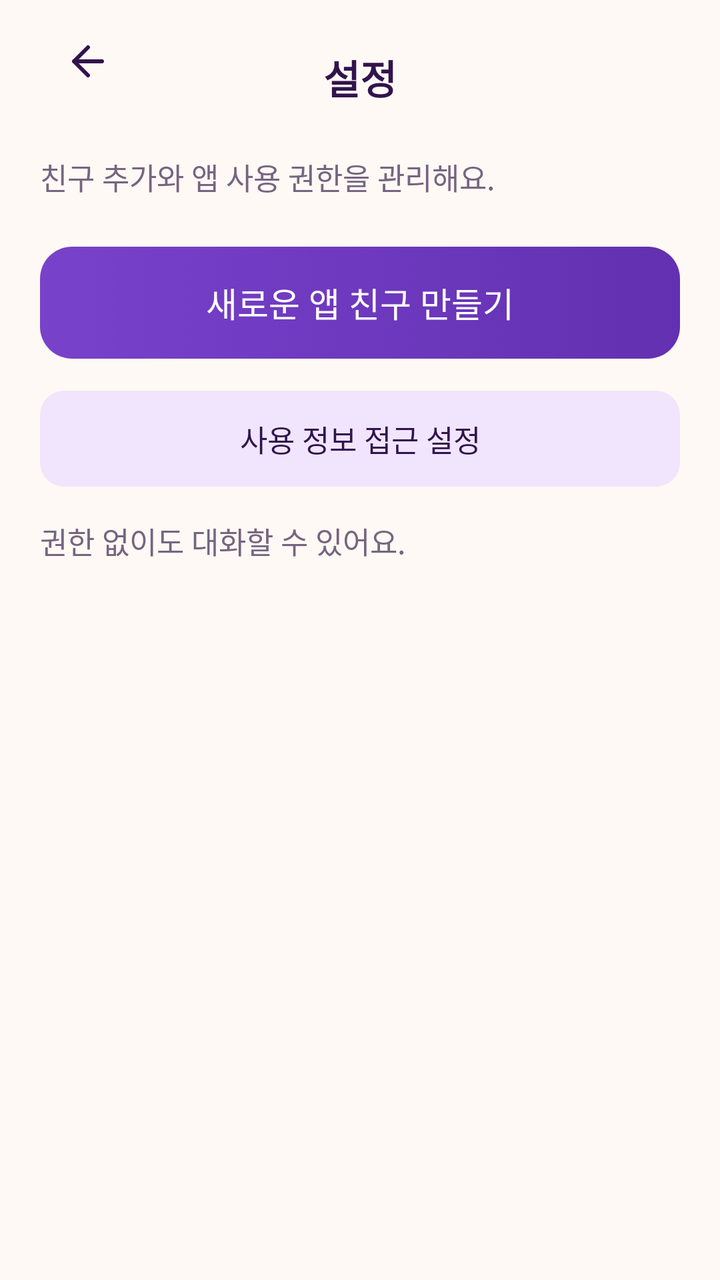
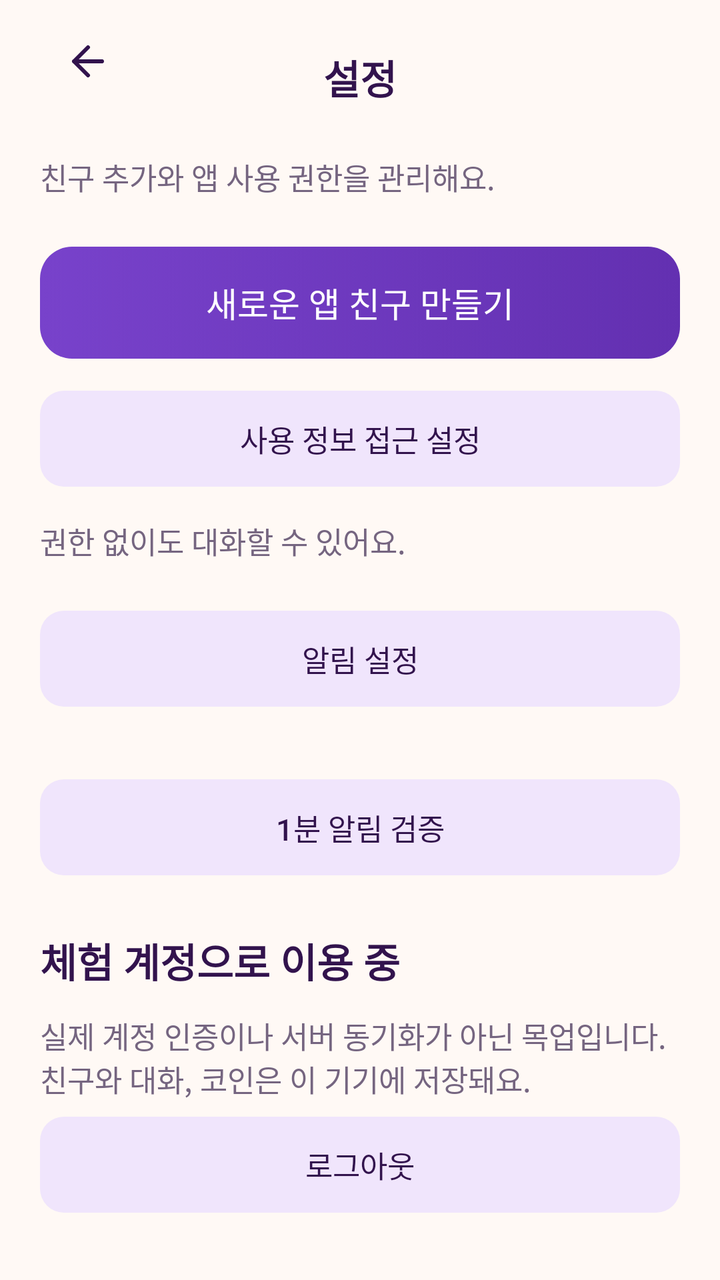

An Android layout rendered at two revisions. The XML below is the earlier revision; the diff shows what the commit changed to produce the second picture.
<!-- AndroidManifest.xml: application theme android:Theme.Material.Light.NoActionBar -->
<!-- res/layout/screen_settings.xml -->
<LinearLayout xmlns:android="http://schemas.android.com/apk/res/android"
    style="@style/Page" android:orientation="vertical">
    <LinearLayout android:layout_width="match_parent" android:layout_height="wrap_content" android:gravity="center_vertical" android:orientation="horizontal">
        <ImageButton android:id="@+id/settings_back" style="@style/IconButton" android:src="@drawable/ic_back" android:contentDescription="@string/navigate_back"/>
        <TextView style="@style/SectionTitle" android:layout_width="0dp" android:layout_weight="1" android:gravity="center" android:text="@string/settings_title"/>
        <Space android:layout_width="48dp" android:layout_height="1dp"/>
    </LinearLayout>
    <TextView style="@style/SecondaryText" android:layout_marginTop="16dp" android:layout_marginBottom="16dp" android:text="@string/settings_description"/>
    <Button android:id="@+id/add_friend" style="@style/PrimaryButton" android:text="@string/add_app_friend"/>
    <Button android:id="@+id/usage_settings" style="@style/SecondaryButton" android:text="@string/usage_settings"/>
    <TextView style="@style/SecondaryText" android:layout_marginTop="8dp" android:text="@string/usage_optional"/>
</LinearLayout>
<!-- resources referenced by this layout -->
<resources>
  <!-- drawable ic_back (drawable) -->
  <vector xmlns:android="http://schemas.android.com/apk/res/android" android:width="24dp" android:height="24dp" android:viewportWidth="24" android:viewportHeight="24">
      <path android:pathData="M19,12H5M12,5L5,12L12,19" android:strokeColor="@color/ink" android:strokeWidth="2" android:strokeLineCap="round" android:strokeLineJoin="round" android:fillColor="@android:color/transparent"/>
  </vector>
  <string name="add_app_friend">새로운 앱 친구 만들기</string>
  <string name="navigate_back">돌아가기</string>
  <string name="settings_description">친구 추가와 앱 사용 권한을 관리해요.</string>
  <string name="settings_title">설정</string>
  <string name="usage_optional">권한 없이도 대화할 수 있어요.</string>
  <string name="usage_settings">사용 정보 접근 설정</string>
  <style name="IconButton">
          <item name="android:layout_width">48dp</item>
          <item name="android:layout_height">48dp</item>
          <item name="android:padding">12dp</item>
          <item name="android:background">?android:attr/selectableItemBackgroundBorderless</item>
          <item name="android:tint">@color/ink</item>
      </style>
  <style name="Page">
          <item name="android:layout_width">match_parent</item>
          <item name="android:layout_height">match_parent</item>
          <item name="android:orientation">vertical</item>
          <item name="android:background">@color/canvas</item>
          <item name="android:paddingStart">20dp</item>
          <item name="android:paddingEnd">20dp</item>
      </style>
  <style name="SecondaryButton" parent="PrimaryButton">
          <item name="android:background">@drawable/bg_choice</item>
          <item name="android:textColor">@color/ink</item>
          <item name="android:minHeight">48dp</item>
          <item name="android:textSize">15sp</item>
      </style>
  <style name="SecondaryText" parent="BodyText">
          <item name="android:textSize">15sp</item>
          <item name="android:textColor">@color/muted</item>
      </style>
  <style name="SectionTitle" parent="BodyText">
          <item name="android:textSize">20sp</item>
          <item name="android:textStyle">bold</item>
          <item name="android:layout_marginTop">20dp</item>
          <item name="android:layout_marginBottom">12dp</item>
      </style>
  <color name="ink">#32134D</color>
  <color name="canvas">#FFF9F5</color>
  <!-- drawable bg_choice (drawable) -->
  <ripple xmlns:android="http://schemas.android.com/apk/res/android" android:color="@color/ripple">
      <item><selector>
          <item android:state_selected="true"><shape><solid android:color="@color/primary"/><corners android:radius="12dp"/></shape></item>
          <item><shape><solid android:color="@color/lavender"/><corners android:radius="12dp"/></shape></item>
      </selector></item>
  </ripple>
  <style name="BodyText">
          <item name="android:layout_width">match_parent</item>
          <item name="android:layout_height">wrap_content</item>
          <item name="android:textColor">@color/ink</item>
          <item name="android:textSize">17sp</item>
          <item name="android:breakStrategy">simple</item>
      </style>
  <color name="muted">#756580</color>
  <color name="ripple">#307842CB</color>
  <color name="disabled">#E7DDF0</color>
  <color name="primary_pressed">#6330B1</color>
  <color name="primary">#7842CB</color>
  <color name="lavender">#F0E5FC</color>
  <!-- unchanged entries left out for length: 2 -->
</resources>

<!-- the commit's change to res/layout/screen_settings.xml (unified diff, before → after) -->
@@ -5,8 +5,18 @@
         <TextView style="@style/SectionTitle" android:layout_width="0dp" android:layout_weight="1" android:gravity="center" android:text="@string/settings_title"/>
         <Space android:layout_width="48dp" android:layout_height="1dp"/>
     </LinearLayout>
-    <TextView style="@style/SecondaryText" android:layout_marginTop="16dp" android:layout_marginBottom="16dp" android:text="@string/settings_description"/>
-    <Button android:id="@+id/add_friend" style="@style/PrimaryButton" android:text="@string/add_app_friend"/>
-    <Button android:id="@+id/usage_settings" style="@style/SecondaryButton" android:text="@string/usage_settings"/>
-    <TextView style="@style/SecondaryText" android:layout_marginTop="8dp" android:text="@string/usage_optional"/>
+    <ScrollView android:layout_width="match_parent" android:layout_height="0dp" android:layout_weight="1">
+        <LinearLayout android:layout_width="match_parent" android:layout_height="wrap_content" android:orientation="vertical" android:paddingBottom="24dp">
+            <TextView style="@style/SecondaryText" android:layout_marginTop="16dp" android:layout_marginBottom="16dp" android:text="@string/settings_description"/>
+            <Button android:id="@+id/add_friend" style="@style/PrimaryButton" android:text="@string/add_app_friend"/>
+            <Button android:id="@+id/usage_settings" style="@style/SecondaryButton" android:text="@string/usage_settings"/>
+            <TextView style="@style/SecondaryText" android:layout_marginTop="8dp" android:text="@string/usage_optional"/>
+            <Button android:id="@+id/notification_settings" style="@style/SecondaryButton" android:layout_marginTop="24dp" android:text="@string/notification_settings"/>
+            <TextView android:id="@+id/notification_status" style="@style/SecondaryText"/>
+            <Button android:id="@+id/delay_test" style="@style/SecondaryButton" android:text="@string/delay_title"/>
+            <TextView style="@style/SectionTitle" android:text="@string/mock_session_label"/>
+            <TextView style="@style/SecondaryText" android:text="@string/mock_session_description"/>
+            <Button android:id="@+id/mock_logout" style="@style/SecondaryButton" android:text="@string/mock_logout"/>
+        </LinearLayout>
+    </ScrollView>
 </LinearLayout>
<!-- resource entries referenced after the edit -->
@@ -5,7 +5,12 @@
       <path android:pathData="M19,12H5M12,5L5,12L12,19" android:strokeColor="@color/ink" android:strokeWidth="2" android:strokeLineCap="round" android:strokeLineJoin="round" android:fillColor="@android:color/transparent"/>
   </vector>
   <string name="add_app_friend">새로운 앱 친구 만들기</string>
+  <string name="delay_title">1분 알림 검증</string>
+  <string name="mock_logout">로그아웃</string>
+  <string name="mock_session_description">실제 계정 인증이나 서버 동기화가 아닌 목업입니다.\n친구와 대화, 코인은 이 기기에 저장돼요.</string>
+  <string name="mock_session_label">체험 계정으로 이용 중</string>
   <string name="navigate_back">돌아가기</string>
+  <string name="notification_settings">알림 설정</string>
   <string name="settings_description">친구 추가와 앱 사용 권한을 관리해요.</string>
   <string name="settings_title">설정</string>
   <string name="usage_optional">권한 없이도 대화할 수 있어요.</string>
